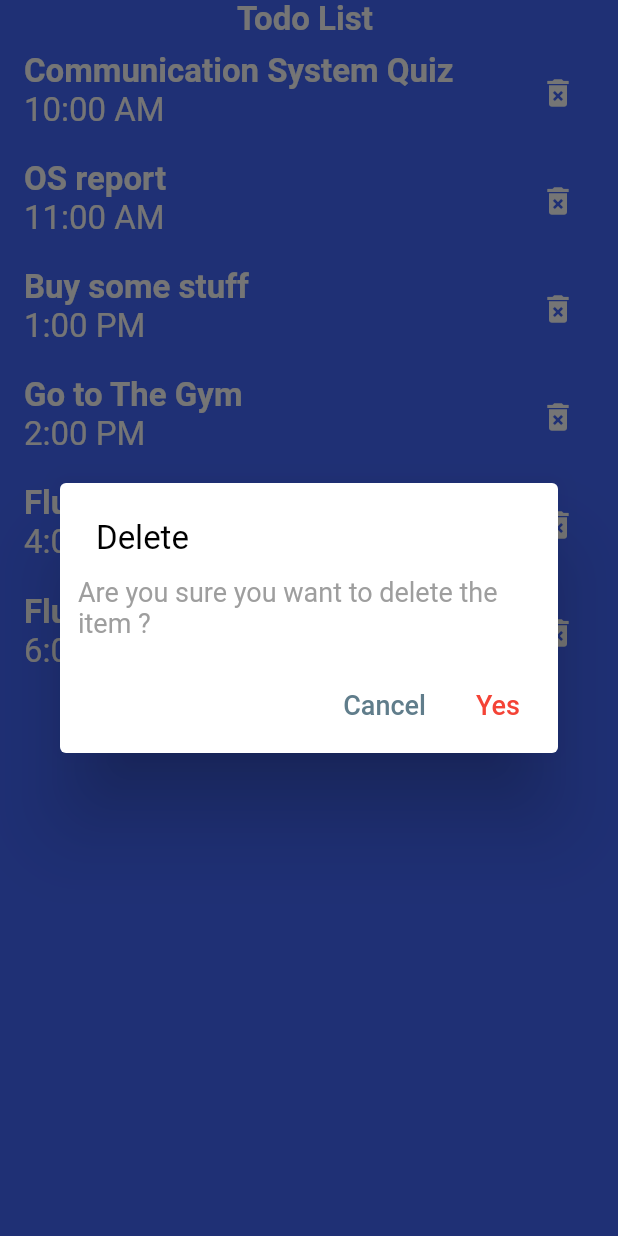
After one commit to shaimaa266/task-grid-view, a Flutter app: the DialogScreen screen opened directly, after a tap on the "delete forever" icon, on a phone screen of 412 x 824 dp. The commit adds this screen. Run offline on Flutter 3.47's test engine with Material 2 defaults, Android fonts, the light colour scheme and no system bars; statements that could not run were skipped.

Commit message:
todolist

```diff
--- a/lib/main.dart
+++ b/lib/main.dart
@@ -1,5 +1,6 @@
 import 'package:flutter/material.dart';
 import 'package:ieee_project/listview_screen.dart';
+import 'package:ieee_project/mydialog_screen.dart';
 
 
 
@@ -28,7 +29,7 @@ class MyApp extends StatelessWidget {
         // is not restarted.
         primarySwatch: Colors.blue,
       ),
-      home:  MyGridView(),
+      home:  DialogScreen(),
     );
   }
 }
--- /dev/null
+++ b/lib/todolist/mydialog_screen.dart
@@ -0,0 +1,135 @@
+import 'package:flutter/material.dart';
+
+class ToDoItem {
+  final String title;
+  final String time;
+
+  ToDoItem(this.title, this.time);
+}
+
+class DialogScreen extends StatefulWidget {
+  DialogScreen({Key? key}) : super(key: key);
+
+  @override
+  State<DialogScreen> createState() => _DialogScreenState();
+}
+
+class _DialogScreenState extends State<DialogScreen> {
+  Color backColor = const Color(0xff4368FF);
+
+  // Define your list of ToDo items
+  final List<ToDoItem> todoItems = [
+    ToDoItem("Communication System Quiz", "10:00 AM"),
+    ToDoItem("OS report", "11:00 AM"),
+    ToDoItem("Buy some stuff", "1:00 PM"),
+    ToDoItem("Go to The Gym", "2:00 PM"),
+    ToDoItem("Flutter task", "4:00 PM"),
+    ToDoItem("Flutter Task بردو", "6:00 PM"),
+  ];
+
+  @override
+  Widget build(BuildContext context) {
+    return Scaffold(
+      backgroundColor: backColor,
+      body: SafeArea(
+        child: Column(
+          children: [
+            const Center(
+              child: Text(
+                "Todo List ",
+                style: TextStyle(
+                    fontSize: 22,
+                    fontWeight: FontWeight.bold,
+                    color: Colors.white),
+              ),
+            ),
+            Expanded(
+              // Use ListView.builder to create a scrollable list
+              child: ListView.builder(
+                itemCount: todoItems.length,
+                itemBuilder: (context, index) {
+                  final item = todoItems[index];
+                  return ListTile(
+                    title: Text(
+                      item.title,
+                      style: TextStyle(
+                        color: Colors.white,
+                        fontSize: 22,
+                        fontWeight: FontWeight.bold,
+                      ),
+                    ),
+                    subtitle: Text(
+                      item.time,
+                      style: TextStyle(
+                        color: Colors.white,
+                        fontSize: 22,
+                      ),
+                    ),
+                    trailing: IconButton(
+                      onPressed: () {
+                        showDialog(
+                          context: context,
+                          builder: (context) {
+                            return AlertDialog(
+                              title: const Text(
+                                "Delete",
+                              ),
+                              titleTextStyle: const TextStyle(
+                                color: Colors.black,
+                                fontSize: 22,
+                              ),
+                              content: const Text(
+                                "Are you sure you want to delete the item ?",
+                              ),
+                              contentPadding: const EdgeInsets.all(12),
+                              contentTextStyle: const TextStyle(
+                                color: Colors.grey,
+                                fontSize: 18,
+                              ),
+                              actions: [
+                                TextButton(
+                                  onPressed: () {
+                                    Navigator.of(context).pop();
+                                  },
+                                  child: Text(
+                                    "Cancel",
+                                    style: TextStyle(
+                                      color: Colors.blueGrey,
+                                      fontSize: 18,
+                                    ),
+                                  ),
+                                ),
+                                TextButton(
+                                  onPressed: () {
+                                   setState(() {
+                                     todoItems.removeAt(index);
+                                     Navigator.of(context).pop();
+                                   });
+
+                                  },
+                                  child: Text(
+                                    "Yes",
+                                    style: TextStyle(
+                                      color: Colors.red,
+                                      fontSize: 18,
+                                    ),
+                                  ),
+                                ),
+                              ],
+                            );
+                          },
+                        );
+                      },
+                      color: Colors.white,
+                      icon: Icon(Icons.delete_forever),
+                    ),
+                  );
+                },
+              ),
+            ),
+          ],
+        ),
+      ),
+    );
+  }
+}
```
